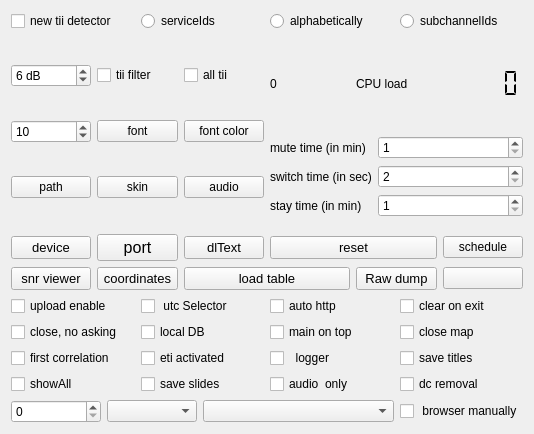
Before: the Qt Designer form sources/main/forms-v7/config-helper.ui in JvanKatwijk/qt-dab, drawn with Qt 5.
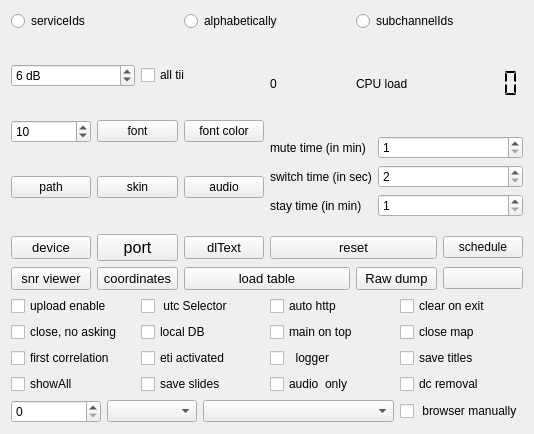
After: the same form once the commit is applied. Custom widgets are drawn as their Qt base class.

What changed in the file:
```diff
--- a/sources/main/forms-v7/config-helper.ui
+++ b/sources/main/forms-v7/config-helper.ui
@@ -19,16 +19,6 @@
   <layout class="QVBoxLayout" name="verticalLayout_3">
    <item>
     <layout class="QHBoxLayout" name="horizontalLayout_6">
-     <item>
-      <widget class="QCheckBox" name="tiiSelector">
-       <property name="toolTip">
-        <string>&lt;html&gt;&lt;head/&gt;&lt;body&gt;&lt;p&gt;Qt-DAB supports two different implementations for detecting TII values.&lt;/p&gt;&lt;p&gt;The &amp;quot;new&amp;quot; one (selected if checked) is very sensitive and if your antenna is too good might give too many false TII's&lt;/p&gt;&lt;p&gt;The old one is less senstive, but then, gives less false positives&lt;/p&gt;&lt;p&gt;&lt;br/&gt;&lt;/p&gt;&lt;p&gt;The new algorithm shows also phase data, with which an estimate is (can be) made what the delay of the signal is, and it supports looking for collisions with given subIds.&lt;/p&gt;&lt;p&gt;&lt;br/&gt;&lt;/p&gt;&lt;p&gt;The old one is less fancy, shows only 0 for phase and does not support collisions.&lt;/p&gt;&lt;p&gt;&lt;br/&gt;&lt;/p&gt;&lt;/body&gt;&lt;/html&gt;</string>
-       </property>
-       <property name="text">
-        <string>new tii detector</string>
-       </property>
-      </widget>
-     </item>
      <item>
       <widget class="QRadioButton" name="orderServiceIds">
        <property name="text">
@@ -83,16 +73,6 @@
            </property>
           </widget>
          </item>
-         <item>
-          <widget class="QCheckBox" name="tiiFilter">
-           <property name="toolTip">
-            <string>&lt;html&gt;&lt;head/&gt;&lt;body&gt;&lt;p&gt;It shows that setting a lower threshold value allows (too) many false tii messages. A filter can be selected that inspects the potential tii values and blocks some of thoese that seem false.&lt;/p&gt;&lt;/body&gt;&lt;/html&gt;</string>
-           </property>
-           <property name="text">
-            <string>tii filter</string>
-           </property>
-          </widget>
-         </item>
          <item>
           <widget class="QCheckBox" name="allTIISelector">
            <property name="toolTip">
```
